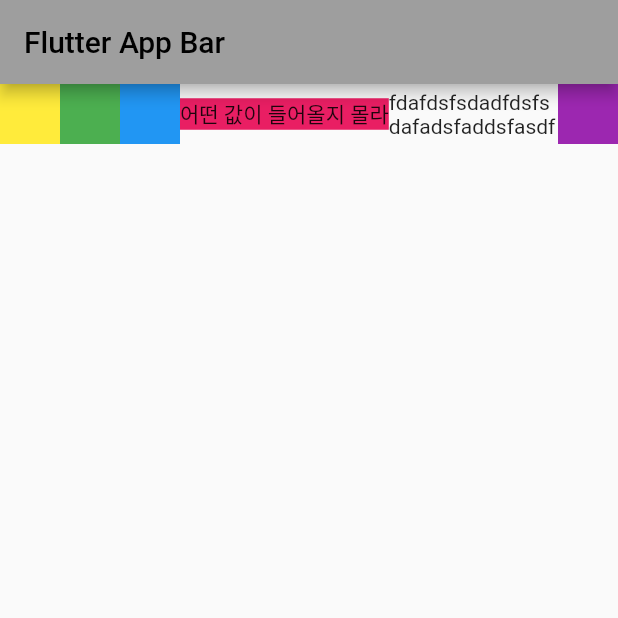
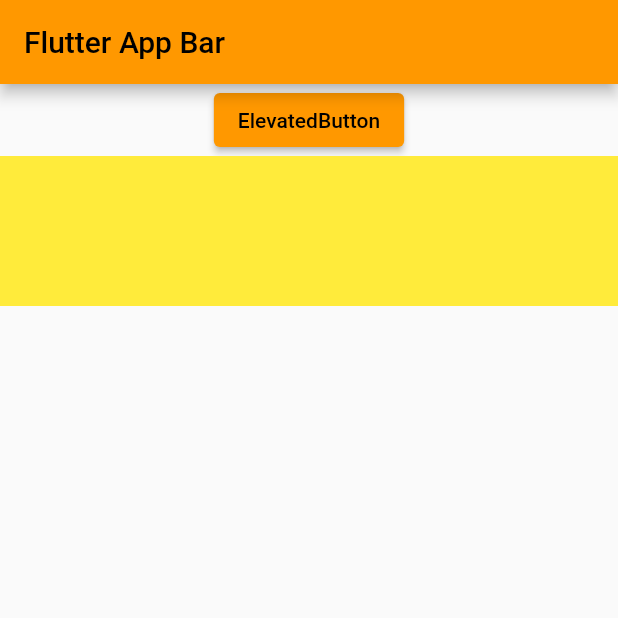
Before and after one commit to kwakdeung/dev_flutter, a Flutter app: the screen it shows after launch, on a phone screen of 412 x 824 dp, the top half of it. Run offline on Flutter 3.47's test engine with Material 2 defaults, Android fonts, the light colour scheme and no system bars.

Commit message:
ch01_09 _elevatedbutton_outlinedbutton_textbutton_gesturedetector

```diff
--- a/drawing_app_widget/flutter_application_1/lib/main.dart
+++ b/drawing_app_widget/flutter_application_1/lib/main.dart
@@ -13,25 +13,9 @@
     return MaterialApp(
       title: 'Flutter Demo',
       theme: ThemeData(
-        primarySwatch: Colors.grey,
+        primarySwatch: Colors.orange,
       ),
       home: const MyHomePage(),
     );
   }
 }
-
-// class _MyPrivatePage extends StatelessWidget {
-//   const _MyPrivatePage({
-//     Key? key,
-//   }) : super(key: key);
-
-//   @override
-//   Widget build(BuildContext context) {
-//     return Scaffold(
-//       appBar: AppBar(
-//         title: const Text('Flutter App Bar'),
-//       ),
-//       body: const Text('Flutter My Home page'),
-//     );
-//   }
-// }
--- a/drawing_app_widget/flutter_application_1/lib/pages/my_home_page.dart
+++ b/drawing_app_widget/flutter_application_1/lib/pages/my_home_page.dart
@@ -1,5 +1,5 @@
-// ch01_08_align_spacer_expanded
-// 배치 및 공간 제어 위젯 작성
+// ch01_09_elevatedbutton_outlinedbutton_textbutton_gesturedetector
+// 자주 사용되는 버튼 작성
 
 import 'package:flutter/material.dart';
 
@@ -14,161 +14,146 @@
       appBar: AppBar(
         title: const Text('Flutter App Bar'),
       ),
-      body: Row(
+      body: Column(
         children: [
-          Container(
-            color: Colors.yellow,
-            height: 40,
-            width: 40,
+          ElevatedButton(
+            onPressed: () {
+              print("ElevatedButton");
+            },
+            onLongPress: () {
+              print("ElevatedButton onLongPress");
+            },
+            child: const Text('ElevatedButton'),
           ),
-          Container(
-            color: Colors.green,
-            height: 40,
-            width: 40,
+          GestureDetector(
+            onTap: () {
+              print("GestureDetector");
+            },
+            onTapDown: (detail) {
+              print(
+                  "GestureDetector ${detail.kind} | ${detail.globalPosition}");
+            },
+            child: Container(
+              color: Colors.yellow,
+              height: 100,
+            ),
           ),
-          Container(
-            color: Colors.blue,
-            height: 40,
-            width: 40,
-          ),
-          Container(
-            color: Colors.pink,
-            child: const Text('어떤 값이 들어올지 몰라'),
-          ),
-          const Expanded(
-            child: Text('fdafdsfsdadfdsfsdafadsfaddsfasdf'),
-          ),
-          Container(
-            color: Colors.purple,
-            height: 40,
-            width: 40,
-          ),
+          // 1. ElevatedButton, OutlinedButton, TextButton
+          // (1) 생성자 형태(속성값)가 동일합니다.
+          // (2) styleFrom
+          // (3) disable
+          // Column(
+          //         children: [
+          //           ElevatedButton(
+          //             onPressed: () {
+          //               print("ElevatedButton");
+          //             },
+          //             onLongPress: () {
+          //               print("ElevatedButton onLongPress");
+          //             },
+          //             child: const Text('ElevatedButton'),
+          //           ),
+          //           Row(
+          //             children: [
+          //               ElevatedButton(
+          //                 onPressed: () {
+          //                   print("ElevatedButton2");
+          //                 },
+          //                 style: ElevatedButton.styleFrom(
+          //                   backgroundColor: Colors.blue,
+          //                   foregroundColor: Colors.white,
+          //                 ),
+          //                 child: const Text('ElevatedButton2 blue'),
+          //               ),
+          //               ElevatedButton(
+          //                 onPressed: null,
+          //                 style: ElevatedButton.styleFrom(
+          //                   backgroundColor: Colors.blue,
+          //                   foregroundColor: Colors.white,
+          //                   disabledForegroundColor: Colors.blue.withOpacity(0.38),
+          //                   disabledBackgroundColor: Colors.blue.withOpacity(0.12),
+          //                 ),
+          //                 child: const Text('ElevatedButton2 blue'),
+          //               ),
+          //             ],
+          //           ),
+          //           Row(
+          //             children: [
+          //               OutlinedButton(
+          //                 onPressed: () {
+          //                   print("OutlinedButton");
+          //                 },
+          //                 style: OutlinedButton.styleFrom(
+          //                   backgroundColor: Colors.white,
+          //                   foregroundColor: Colors.blue,
+          //                   side: const BorderSide(color: Colors.blue),
+          //                 ),
+          //                 child: const Text('OutlinedButton'),
+          //               ),
+          //               OutlinedButton(
+          //                 onPressed: null,
+          //                 style: OutlinedButton.styleFrom(
+          //                   backgroundColor: Colors.white,
+          //                   foregroundColor: Colors.blue,
+          //                   disabledForegroundColor: Colors.blue.withOpacity(0.38),
+          //                 ),
+          //                 child: const Text('OutlinedButton'),
+          //               ),
+          //             ],
+          //           ),
+          //           Row(
+          //             children: [
+          //               TextButton(
+          //                 onPressed: () {
+          //                   print("TextButton");
+          //                 },
+          //                 style: TextButton.styleFrom(
+          //                   backgroundColor: Colors.white,
+          //                   foregroundColor: Colors.blue,
+          //                 ),
+          //                 child: const Text('TextButton'),
+          //               ),
+          //               TextButton(
+          //                 onPressed: null,
+          //                 style: TextButton.styleFrom(
+          //                   backgroundColor: Colors.white,
+          //                   foregroundColor: Colors.blue,
+          //                   disabledForegroundColor: Colors.blue.withOpacity(0.38),
+          //                 ),
+          //                 child: const Text('TextButton'),
+          //               ),
+          //             ],
+          //           ),
+
+          // 2. GestureDetector
+          // Column(
+          //   children: [
+          //     ElevatedButton(
+          //       onPressed: () {
+          //         print("ElevatedButton");
+          //       },
+          //       onLongPress: () {
+          //         print("ElevatedButton onLongPress");
+          //       },
+          //       child: const Text('ElevatedButton'),
+          //     ),
+          //     GestureDetector(
+          //       onTap: () {
+          //         print("GestureDetector");
+          //       },
+          //       onTapDown: (detail) {
+          //         print(
+          //             "GestureDetector ${detail.kind} | ${detail.globalPosition}");
+          //       },
+          //       child: Container(
+          //         color: Colors.yellow,
+          //         height: 100,
+          //       ),
+          //     ),
+          //   ],
+          // ),
         ],
       ),
-      // 1. Align
-      // 아래 3개 코드는 다 동일(아래로 내려갈수록 자율성이 높다.)
-      // Center(
-      //   child: Container(
-      //     color: Colors.yellow,
-      //     height: 200,
-      //     width: 200,
-      //   ),
-      // ),
-      //  Align(
-      //   alignment: const Alignment(0, 0),
-      //   alignment: Alignment.center,
-      //   child: Container(
-      //     color: Colors.yellow,
-      //     height: 200,
-      //     width: 200,
-      //   ),
-      // ),
-      // 2. Spacer(여백)
-      // (1)
-      // Row(
-      //   children: [
-      //     Container(
-      //       color: Colors.yellow,
-      //       height: 40,
-      //       width: 40,
-      //     ),
-      //     Container(
-      //       color: Colors.green,
-      //       height: 40,
-      //       width: 40,
-      //     ),
-      //     const Spacer(),
-      //     Container(
-      //       color: Colors.blue,
-      //       height: 40,
-      //       width: 40,
-      //     ),
-      //     const Spacer(),
-      //     Container(
-      //       color: Colors.pink,
-      //       height: 40,
-      //       width: 40,
-      //     ),
-      //     const Spacer(),
-      //     Container(
-      //       color: Colors.purple,
-      //       height: 40,
-      //       width: 40,
-      //     ),
-      //   ],
-      // ),
-      // 2. (2) flex
-      // = flex값 / flex 총합
-      // Row(
-      //   children: [
-      //     Container(
-      //       color: Colors.yellow,
-      //       height: 40,
-      //       width: 40,
-      //     ),
-      //     Container(
-      //       color: Colors.green,
-      //       height: 40,
-      //       width: 40,
-      //     ),
-      //     const Spacer(
-      //       flex: 1,
-      //     ),
-      //     Container(
-      //       color: Colors.blue,
-      //       height: 40,
-      //       width: 40,
-      //     ),
-      //     const Spacer(
-      //       flex: 1,
-      //     ),
-      //     Container(
-      //       color: Colors.pink,
-      //       height: 40,
-      //       width: 40,
-      //     ),
-      //     const Spacer(
-      //       flex: 3,
-      //     ),
-      //     Container(
-      //       color: Colors.purple,
-      //       height: 40,
-      //       width: 40,
-      //     ),
-      //   ],
-      // ),
-      // 3. Expanded(나머지 영역 안에서 위젯을 그리고 싶을 때)
-      // Row(
-      //   children: [
-      //     Container(
-      //       color: Colors.yellow,
-      //       height: 40,
-      //       width: 40,
-      //     ),
-      //     Container(
-      //       color: Colors.green,
-      //       height: 40,
-      //       width: 40,
-      //     ),
-      //     Container(
-      //       color: Colors.blue,
-      //       height: 40,
-      //       width: 40,
-      //     ),
-      //     Container(
-      //       color: Colors.pink,
-      //       child: const Text('어떤 값이 들어올지 몰라'),
-      //     ),
-      //     const Expanded(
-      //       child: Text('fdafdsfsdadfdsfsdafadsfaddsfasdf'),
-      //     ),
-      //     Container(
-      //       color: Colors.purple,
-      //       height: 40,
-      //       width: 40,
-      //     ),
-      //   ],
-      // ),
     );
   }
 }
```
